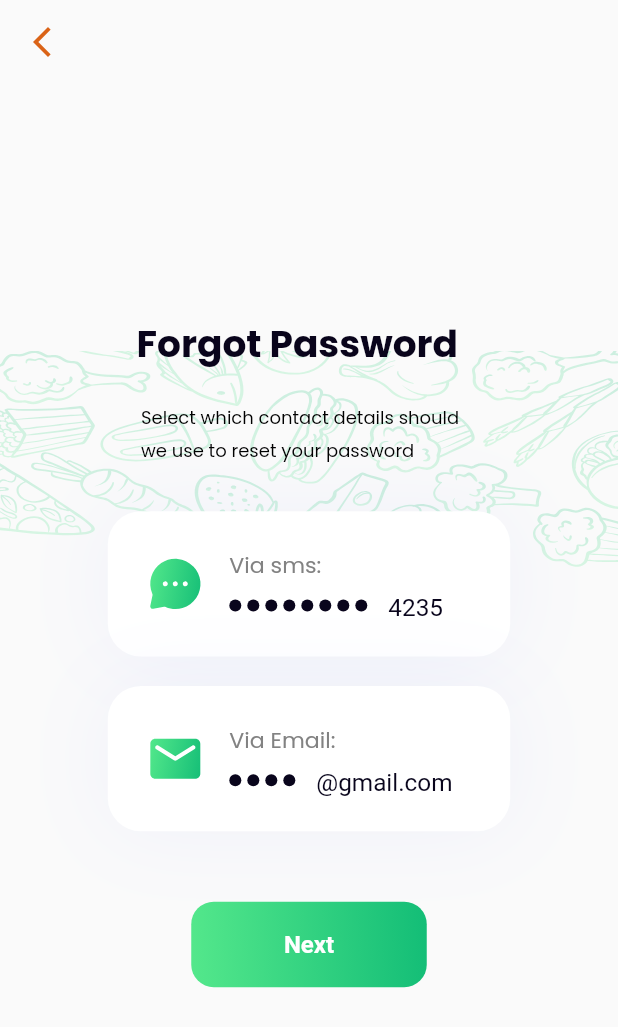
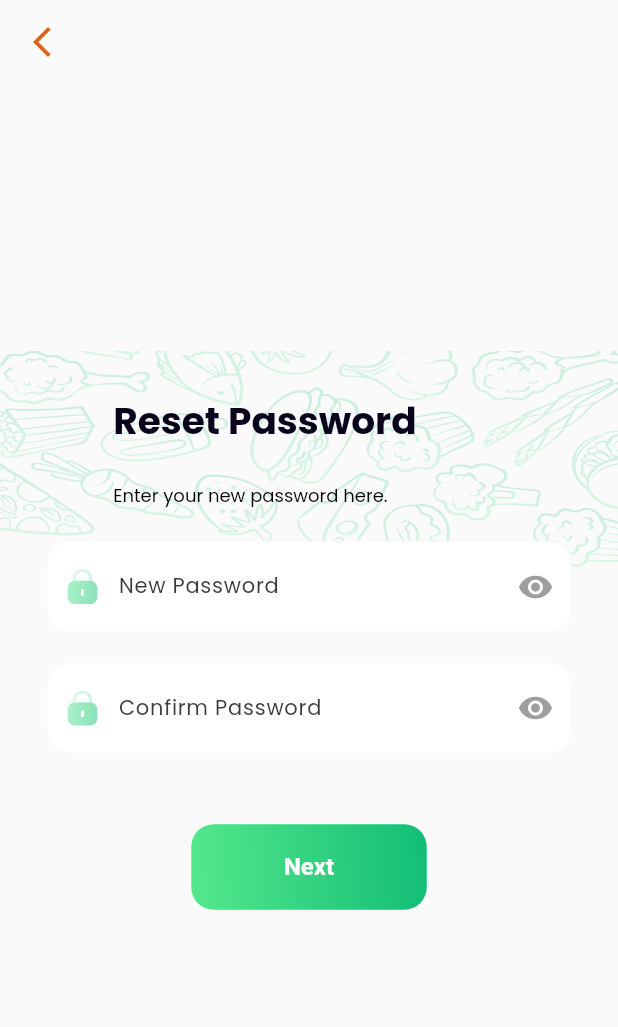
Before and after one commit to EternalRex/FarmSwapAdminFinal, a Flutter app: the ForgotPassScreen screen opened by its route, on a phone screen of 412 x 824 dp. Shown: the top 1027 px of the screen. Run offline on Flutter 3.47's test engine with Material 2 defaults, Android fonts, the phone set to English and light mode, and no system bars; our stand-ins replace cached_network_image, cloud_firestore, firebase_auth, firebase_core, firebase_storage, fl_chart and 3 more; missing offline and left inert: dart:html; accounts and stored records are empty; network calls fail; Roboto replaces fonts that are missing (Manrope); project files that could hold a hidden picture were left out.

Commit message:
new edit clare

```diff
--- a/farm_swap_admin/lib/clare_modules/pages/forgot_password_page/forgot_password.dart
+++ /dev/null
@@ -1,165 +0,0 @@
-import 'package:farm_swap_admin/clare_modules/pages/forgot_password_page/widgets/card/farmswap_contactcard.dart';
-import 'package:farm_swap_admin/clare_modules/pages/forgot_password_page/widgets/dots/forgot_pass_dots.dart';
-import 'package:farm_swap_admin/clare_modules/pages/forgot_password_page/widgets/text/forgot_pass_subtext.dart';
-import 'package:farm_swap_admin/clare_modules/pages/forgot_password_page/widgets/text/forgot_pass_text.dart';
-import 'package:farm_swap_admin/routes/routes.dart';
-import 'package:flutter/material.dart';
-import 'package:flutter_svg/svg.dart';
-import 'widgets/screens/reset_password.dart';
-import 'widgets/admin_forgot_pass_buttons/forgot_pass_buttons.dart';
-
-class ForgotPassScreen extends StatefulWidget {
-  const ForgotPassScreen({super.key});
-
-  @override
-  State<ForgotPassScreen> createState() => _ForgotPassScreenState();
-}
-
-class _ForgotPassScreenState extends State<ForgotPassScreen> {
-  @override
-  Widget build(BuildContext context) {
-    final height = MediaQuery.of(context).size.height;
-    return Scaffold(
-      appBar: AppBar(
-        //app bar leading icon button
-        leading: IconButton(
-          icon: const Icon(
-            Icons.arrow_back_ios_new,
-            color: Color(0xFFDA6317),
-          ),
-          splashColor: const Color(0xFFF9A84D),
-          onPressed: () {
-            Navigator.of(context).pushNamed(RoutesManager.signInPage);
-          },
-        ),
-
-        //appbar transparent background
-        backgroundColor: Colors.transparent,
-        shadowColor: Colors.transparent,
-        automaticallyImplyLeading: false,
-      ),
-      body: Stack(
-        children: [
-          //svg picture for svg background
-          SvgPicture.asset(
-            "assets/karl_assets/images/admin_signIn_pattern.svg",
-            // ignore: deprecated_member_use
-            colorBlendMode: BlendMode.screen,
-            height: 500,
-            width: MediaQuery.of(context).size.width,
-          ),
-          Center(
-            child: Column(
-              mainAxisAlignment: MainAxisAlignment.center,
-              children: [
-                const SizedBox(
-                  width: 230,
-                  child: ForgotPassText(
-                    myText: "Forgot Password",
-                  ),
-                ),
-                const SizedBox(
-                  height: 20,
-                ),
-
-                const SizedBox(
-                  width: 224,
-                  child: ForgotPassSubText(
-                    myText:
-                        "Select which contact details should we use to reset your password",
-                  ),
-                ),
-                const SizedBox(
-                  height: 30,
-                ),
-
-                FarmSwapContactCard(
-                  width: 290,
-                  height: 750,
-                  iconPath: "assets/clare_assets/svg/messagechatIcon.svg",
-                  title: "Via sms:",
-                  content: Row(
-                    mainAxisAlignment: MainAxisAlignment.start,
-                    children: [
-                      Container(
-                        width: 8,
-                        height: 8,
-                        decoration: const ShapeDecoration(
-                          color: Color(0xFF09051C),
-                          shape: OvalBorder(),
-                        ),
-                      ),
-
-                      //calling the class for the dots
-                      const SizedBox(width: 4),
-                      const ForgotPassDots(),
-                      const SizedBox(width: 4),
-                      const ForgotPassDots(),
-                      const SizedBox(width: 4),
-                      const ForgotPassDots(),
-                      const SizedBox(width: 4),
-                      const ForgotPassDots(),
-                      const SizedBox(width: 4),
-                      const ForgotPassDots(),
-                      const SizedBox(width: 4),
-                      const ForgotPassDots(),
-                      const SizedBox(width: 4),
-                      const ForgotPassDots(),
-                      const SizedBox(width: 14),
-                      const ForgotPassTextSms(
-                        myText: "4235",
-                      ),
-                    ],
-                  ),
-                ),
-                SizedBox(height: height * 0.024),
-                FarmSwapContactCard(
-                  width: 290,
-                  height: 750,
-                  iconPath: "assets/clare_assets/svg/Email.svg",
-                  title: "Via Email:",
-                  content: Row(
-                    mainAxisAlignment: MainAxisAlignment.start,
-                    children: [
-                      Container(
-                        width: 8,
-                        height: 8,
-                        decoration: const ShapeDecoration(
-                          color: Color(0xFF09051C),
-                          shape: OvalBorder(),
-                        ),
-                      ),
-                      const SizedBox(width: 4),
-
-                      //calling the class for the dots
-                      const ForgotPassDots(),
-                      const SizedBox(width: 4),
-                      const ForgotPassDots(),
-                      const SizedBox(width: 4),
-                      const ForgotPassDots(),
-                      const SizedBox(width: 14),
-
-                      const ForgotPassTextEmail(
-                        myText: "@gmail.com",
-                      ),
-                    ],
-                  ),
-                ),
-
-                const SizedBox(
-                  height: 39,
-                ),
-
-                //calling class for the next button
-                const ForgotPassButton(
-                  buttonTitle: "Next",
-                  nextScreen: ResetpassScreen(),
-                ),
-              ],
-            ),
-          ),
-        ],
-      ),
-    );
-  }
-}
--- a/farm_swap_admin/lib/clare_modules/pages/forgot_password_page/widgets/screens/reset_password.dart
+++ b/farm_swap_admin/lib/clare_modules/pages/forgot_password_page/reset_password.dart
@@ -1,27 +1,18 @@
-import 'package:farm_swap_admin/clare_modules/pages/admin_signup_page/widgets/admin_signup_textfield_widgets/farmswap_textfield.dart';
+import 'package:farm_swap_admin/clare_modules/pages/forgot_password_page/screens/reset_success_screen.dart';
+import 'package:farm_swap_admin/clare_modules/pages/forgot_password_page/widgets/Textfield/forgotpass_textfield.dart';
+import 'package:farm_swap_admin/clare_modules/pages/forgot_password_page/widgets/buttons/forgot_pass_buttons.dart';
 import 'package:farm_swap_admin/clare_modules/pages/forgot_password_page/widgets/text/forgot_pass_text.dart';
-import 'package:farm_swap_admin/routes/routes.dart';
 import 'package:flutter/material.dart';
 import 'package:flutter_svg/svg.dart';
-import '../../../admin_signup_page/controllers/sign_up_controller.dart';
-import '../../../admin_signup_page/label/sign_up_label.dart';
-import 'reset_success_screen.dart';
-import '../admin_forgot_pass_buttons/forgot_pass_buttons.dart';
 
-class ResetpassScreen extends StatefulWidget {
-  const ResetpassScreen({super.key});
+class ForgotPassScreen extends StatefulWidget {
+  const ForgotPassScreen({super.key});
 
   @override
-  State<ResetpassScreen> createState() => _ResetpassScreenState();
+  State<ForgotPassScreen> createState() => _ForgotPassScreenState();
 }
 
-class _ResetpassScreenState extends State<ResetpassScreen> {
-  //create object for controller class
-  SignUpController mycontroller = SignUpController();
-
-  //creates the object for the label class
-  SignupLabel mylabel = SignupLabel();
-
+class _ForgotPassScreenState extends State<ForgotPassScreen> {
   @override
   Widget build(BuildContext context) {
     return Scaffold(
@@ -33,7 +24,7 @@ class _ResetpassScreenState extends State<ResetpassScreen> {
           ),
           splashColor: const Color(0xFFF9A84D),
           onPressed: () {
-            Navigator.of(context).pushNamed(RoutesManager.adminForgotPass);
+            // Navigator.of(context).pushNamed(RoutesManager.adminForgotPass);
           },
         ),
         backgroundColor: Colors.transparent,
@@ -66,8 +57,8 @@ class _ResetpassScreenState extends State<ResetpassScreen> {
                     myText:
                         "Select which contact details should we use to reset your password",
                   ),
-                  //Clare ako lang gi butangan ug my text kay naka required man nya error dili ko maka padagan
                 ),
+
                 const SizedBox(
                   height: 20,
                 ),
@@ -75,8 +66,9 @@ class _ResetpassScreenState extends State<ResetpassScreen> {
                 Container(
                   margin: const EdgeInsets.symmetric(horizontal: 20),
                   child: FarmSwapTextField(
-                    controller: mycontroller.password,
-                    label: mylabel.password,
+                    hintText: "New Password",
+                    onPress: () {},
+                    inputIcon: "assets/clare_assets/svg/Lock.svg",
                     isPassword: true,
                   ),
                 ),
@@ -88,8 +80,9 @@ class _ResetpassScreenState extends State<ResetpassScreen> {
                 Container(
                   margin: const EdgeInsets.symmetric(horizontal: 20),
                   child: FarmSwapTextField(
-                    controller: mycontroller.password,
-                    label: mylabel.password,
+                    hintText: "Confirm Password",
+                    onPress: () {},
+                    inputIcon: "assets/clare_assets/svg/Lock.svg",
                     isPassword: true,
                   ),
                 ),
@@ -101,7 +94,7 @@ class _ResetpassScreenState extends State<ResetpassScreen> {
                 //calling class for the next button
                 const ForgotPassButton(
                   buttonTitle: "Next",
-                  nextScreen: ResetSuccessScreen(),
+                  nextScreen: ForgotPassSuccessScreen(),
                 ),
               ],
             ),
--- a/farm_swap_admin/lib/clare_modules/pages/forgot_password_page/widgets/text/forgotpass_textfield.dart
+++ b/farm_swap_admin/lib/clare_modules/pages/forgot_password_page/widgets/Textfield/forgotpass_textfield.dart
@@ -1,10 +1,8 @@
 import 'dart:ui';
-
+import 'package:farm_swap_admin/constants/Colors/farmswap_colors.dart';
 import 'package:flutter/material.dart';
 import 'package:flutter_svg/flutter_svg.dart';
 import 'package:google_fonts/google_fonts.dart';
-
-import 'package:farm_swap_admin/constants/Colors/farmswap_colors.dart';
 
 // ignore: must_be_immutable
 class FarmSwapTextField extends StatefulWidget {
--- a/farm_swap_admin/lib/clare_modules/pages/forgot_password_page/widgets/card/farmswap_contactcard.dart
+++ /dev/null
@@ -1,76 +0,0 @@
-import 'package:flutter/material.dart';
-import 'package:flutter_svg/flutter_svg.dart';
-import 'package:google_fonts/google_fonts.dart';
-
-// ignore: must_be_immutable
-class FarmSwapContactCard extends StatelessWidget {
-  FarmSwapContactCard({
-    super.key,
-    required this.width,
-    required this.height,
-    required this.iconPath,
-    required this.title,
-    required this.content,
-    this.onPressed,
-  });
-
-  final double width;
-  final double height;
-  final String iconPath;
-  final String title;
-  final Widget content;
-  VoidCallback? onPressed;
-
-  @override
-  Widget build(BuildContext context) {
-    return GestureDetector(
-      onTap: onPressed,
-      child: Container(
-        width: width * 0.925,
-        height: height * 0.129,
-        padding: const EdgeInsets.all(25),
-        decoration: ShapeDecoration(
-          color: Colors.white,
-          shape: RoundedRectangleBorder(
-            borderRadius: BorderRadius.circular(22),
-          ),
-          shadows: const [
-            BoxShadow(
-              color: Color(0x115A6CEA),
-              blurRadius: 50,
-              offset: Offset(0, 0),
-              spreadRadius: 0,
-            )
-          ],
-        ),
-        child: Row(
-          children: [
-            SvgPicture.asset(
-              iconPath,
-            ),
-            const SizedBox(width: 16),
-            Column(
-              crossAxisAlignment: CrossAxisAlignment.start,
-              mainAxisAlignment: MainAxisAlignment.center,
-              children: [
-                Text(
-                  title,
-                  style: GoogleFonts.poppins(
-                    textStyle: TextStyle(
-                      color: const Color(0xFF828282),
-                      fontSize: height * 0.0197,
-                      fontWeight: FontWeight.w400,
-                      height: 1.50,
-                    ),
-                  ),
-                ),
-                SizedBox(height: height * 0.005),
-                content,
-              ],
-            )
-          ],
-        ),
-      ),
-    );
-  }
-}
--- a/farm_swap_admin/lib/clare_modules/pages/forgot_password_page/widgets/dots/forgot_pass_dots.dart
+++ /dev/null
@@ -1,17 +0,0 @@
-import 'package:flutter/material.dart';
-
-class ForgotPassDots extends StatelessWidget {
-  const ForgotPassDots({super.key});
-
-  @override
-  Widget build(BuildContext context) {
-    return Container(
-      width: 8,
-      height: 8,
-      decoration: const ShapeDecoration(
-        color: Color(0xFF09051C),
-        shape: OvalBorder(),
-      ),
-    );
-  }
-}
--- a/farm_swap_admin/lib/clare_modules/pages/forgot_password_page/widgets/text/forgot_pass_text.dart
+++ b/farm_swap_admin/lib/clare_modules/pages/forgot_password_page/widgets/text/forgot_pass_text.dart
@@ -94,6 +94,7 @@
 
   @override
   Widget build(BuildContext context) {
+    final height = MediaQuery.of(context).size.height;
     return const Text(
       'Enter your new password here.',
       style: TextStyle(
--- a/farm_swap_admin/lib/main.dart
+++ b/farm_swap_admin/lib/main.dart
@@ -30,7 +30,7 @@ class MyApp extends StatelessWidget {
       debugShowCheckedModeBanner: false,
       /*SETTING THE INITIAL ROUTER, OR ROUTE THAT WILL FIRST APPEAR USING THE
       ROUTESMANAGER CLASS AND CALL A PARTICULAR PAGE THAT WE CREATE IN ROUTES.DART CLASS */
-      initialRoute: RoutesManager.detailsUserPage,
+      initialRoute: RoutesManager.adminAccount,
       /* USING THE ROUTES MAANGER CLASS AND CALL THE ROUTES MANAGER METHOD SO THAT
       EVERY TIME THE ROUTES MANAGER SUMMONS A PAGE, THE PAGE NAME WILL BE PUT
       INSIDE THE GENERATE ROUTE AND THEN USED IN THE SWITCH STATEMENT INSIDE THE
--- a/farm_swap_admin/lib/routes/routes.dart
+++ b/farm_swap_admin/lib/routes/routes.dart
@@ -1,3 +1,5 @@
+// ignore_for_file: unreachable_switch_case
+
 import 'package:farm_swap_admin/clare_modules/pages/admin_signup_page/screens/admin_upload_photo/admin_upload_photo.dart';
 import 'package:farm_swap_admin/clare_modules/pages/admin_signup_page/admin_signup.dart';
 import 'package:farm_swap_admin/clare_modules/pages/admin_signup_page/screens/admin_verification_screen/admin_verification.dart';
@@ -5,9 +7,8 @@ import 'package:farm_swap_admin/clare_modules/pages/dashboard_transactions_page/
 import 'package:farm_swap_admin/clare_modules/pages/dashboard_transactions_page/screens/promotion.dart';
 import 'package:farm_swap_admin/clare_modules/pages/dashboard_transactions_page/screens/swapcoinhistory.dart';
 import 'package:farm_swap_admin/clare_modules/pages/dashboard_transactions_page/screens/userwallet.dart';
-import 'package:farm_swap_admin/clare_modules/pages/forgot_password_page/forgot_password.dart';
-import 'package:farm_swap_admin/clare_modules/pages/forgot_password_page/widgets/screens/reset_password.dart';
-import 'package:farm_swap_admin/clare_modules/pages/forgot_password_page/widgets/screens/reset_success_screen.dart';
+import 'package:farm_swap_admin/clare_modules/pages/forgot_password_page/reset_password.dart';
+import 'package:farm_swap_admin/clare_modules/pages/forgot_password_page/screens/reset_success_screen.dart';
 import 'package:farm_swap_admin/karl_modules/pages/admin_account_page/admin_account.dart';
 import 'package:farm_swap_admin/karl_modules/pages/admin_account_page/screens/admin_editprofile.dart';
 import 'package:farm_swap_admin/karl_modules/pages/admin_sign_page/screens/admin_signin.dart';
@@ -45,8 +46,7 @@ class RoutesManager {
   static const adminVerification = "/adminverification";
 
   static const adminForgotPass = "/adminforgotpass";
-  static const adminResetPass = "/adminresetpass";
-  static const adminResetPassSuccess = "/adminresetpasssuccess";
+  static const forgotpassscreensuccess = "/adminforgotpass";
 
   static const adminTransactionsPayment = "/admintransactionspayment";
   static const adminTransactionsPromotion = "/admintransactionspromotion";
@@ -108,7 +108,6 @@ class RoutesManager {
         );
 
       //rollaine pages
-      // ignore: unreachable_switch_case
       case platformPage:
         return MaterialPageRoute(
           builder: (context) => const Reports(),
@@ -132,12 +131,6 @@ class RoutesManager {
       case logsPage:
         return MaterialPageRoute(
           builder: (context) => const AdminLogs(),
-        );
-
-      // ignore: unreachable_switch_case
-      case reportsPage:
-        return MaterialPageRoute(
-          builder: (context) => const Reports(),
         );
 
       case userAccountPage:
@@ -207,15 +200,11 @@ class RoutesManager {
           builder: (context) => const ForgotPassScreen(),
         );
 
-      case adminResetPass:
+      case forgotpassscreensuccess:
         return MaterialPageRoute(
-          builder: (context) => const ResetpassScreen(),
+          builder: (context) => const ForgotPassSuccessScreen(),
         );
 
-      case adminResetPassSuccess:
-        return MaterialPageRoute(
-          builder: (context) => const ResetSuccessScreen(),
-        );
       default:
         throw const FormatException("No route");
     }
```
Also changed, not shown: farm_swap_admin/lib/clare_modules/pages/forgot_password_page/screens/reset_success_screen.dart (renamed from farm_swap_admin/lib/clare_modules/pages/forgot_password_page/widgets/screens/reset_success_screen.dart, +7 -6 lines), farm_swap_admin/lib/karl_modules/pages/admin_account_page/admin_account.dart (+11 -3 lines), farm_swap_admin/lib/karl_modules/pages/admin_account_page/admin_account_wrapper/admin_account_wrapper.dart (+96 -14 lines), farm_swap_admin/lib/clare_modules/pages/forgot_password_page/widgets/buttons/forgot_pass_buttons.dart (renamed from farm_swap_admin/lib/clare_modules/pages/forgot_password_page/widgets/admin_forgot_pass_buttons/forgot_pass_buttons.dart).
